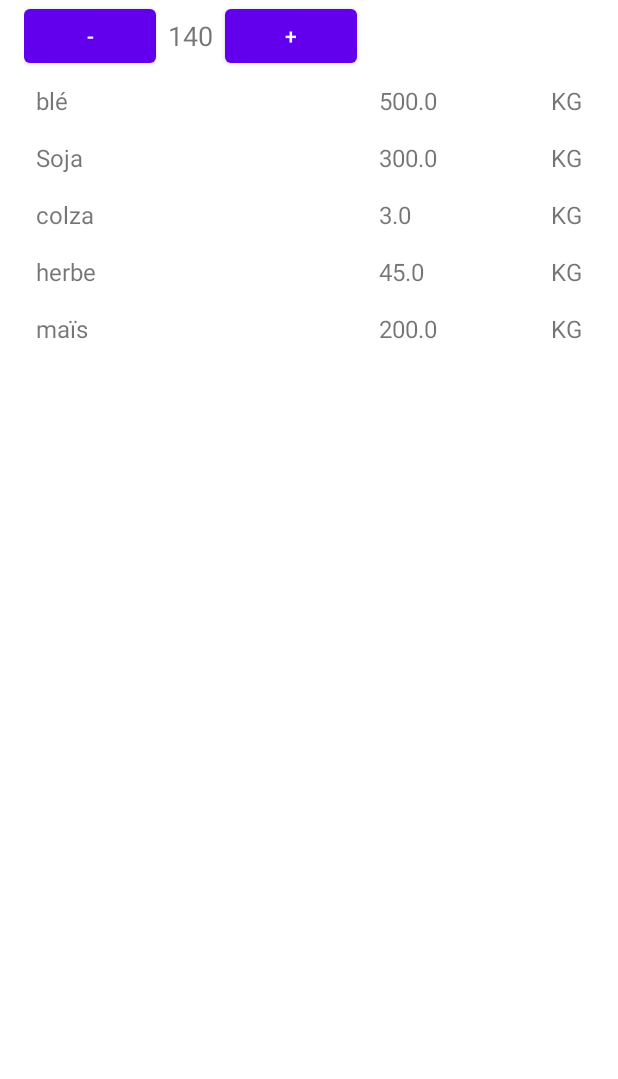
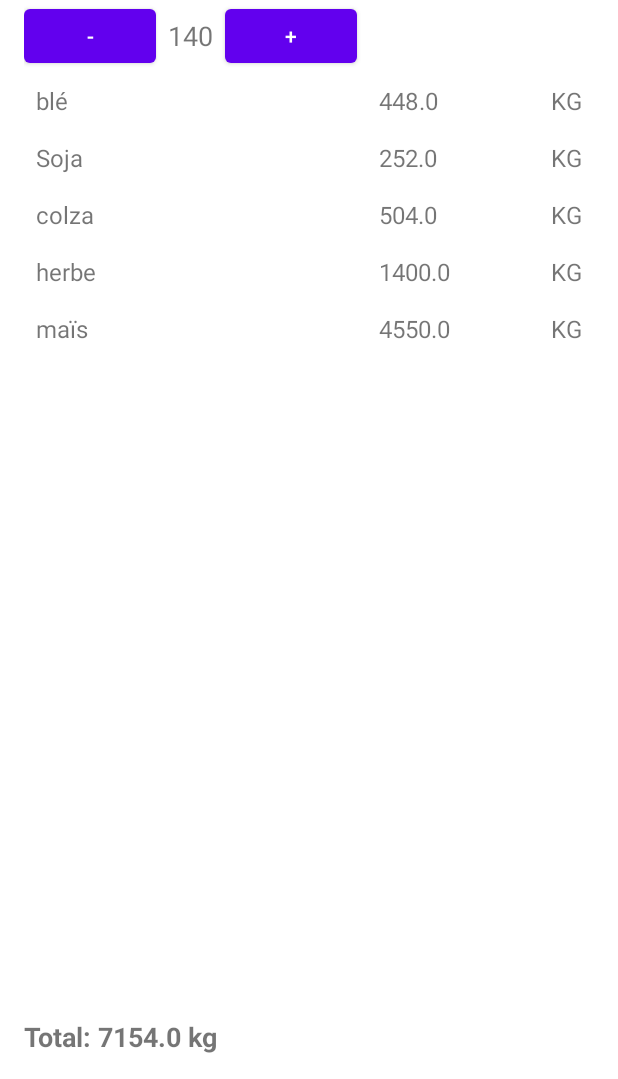
Before and after one commit to TheHosterParis/ration, an Android app: the RationHistoryActivity screen opened directly, with no data from a screen before it, after a tap on "Ration vaches en lactation", on a phone screen of 412 x 824 dp, the part 157-1236 px from its top. Run offline under Robolectric (Android 15) with nearby library versions, the phone set to English and light mode, and no system bars; our stand-ins replace Room's generated code.

Commit message:
Modification du calcul de preparation nombre de ration fois quantité moyenne de l aliment. amelioration de l affichage des quantités avec l arrondie en utilisant le pas

```diff
--- a/app/src/main/java/com/hoster/ration/data/dao/RationDao.kt
+++ b/app/src/main/java/com/hoster/ration/data/dao/RationDao.kt
@@ -41,7 +41,7 @@ interface RationDao {
     suspend fun getRationWithAliments(rationId: Long): List<RationWithAliments>
 
     @Transaction
-    @Query("SELECT rations.*, aliments.*, ration_aliment_cross_ref.quantity FROM rations JOIN ration_aliment_cross_ref ON rations.idRation = ration_aliment_cross_ref.idRation JOIN aliments ON aliments.idAliment = ration_aliment_cross_ref.idAliment WHERE rations.idRation = :rationId")
+    @Query("SELECT rations.*, aliments.*, ration_aliment_cross_ref.quantity, ration_aliment_cross_ref.quantityParRation FROM rations JOIN ration_aliment_cross_ref ON rations.idRation = ration_aliment_cross_ref.idRation JOIN aliments ON aliments.idAliment = ration_aliment_cross_ref.idAliment WHERE rations.idRation = :rationId")
     fun getRationDetailWithAliments(rationId: Long): List<RationDetail>
     // Ajoutez d'autres méthodes de requête selon les besoins
 
@@ -58,7 +58,8 @@ interface RationDao {
             al.alimentName,
             rac.quantity,
             rac.unit,
-            rac.pas
+            rac.pas,
+            rac.quantityParRation
         FROM
             rations r
         INNER JOIN
--- a/app/src/main/java/com/hoster/ration/data/database/AppDataBase.kt
+++ b/app/src/main/java/com/hoster/ration/data/database/AppDataBase.kt
@@ -95,12 +95,12 @@ abstract class AppDatabase : RoomDatabase() {
         )
 
         val PREPOPULATE_RATION_ALIMENT_CROSS_REF = listOf(
-            RationAlimentCrossRef(idRation = 1, idAliment = 1, quantity = 500.0, unit = "KG", pas = 5.0),
-            RationAlimentCrossRef(idRation = 1, idAliment = 2, quantity = 300.0, unit = "KG", pas = 5.0),
-            RationAlimentCrossRef(idRation = 1, idAliment = 3, quantity = 3.0, unit = "KG", pas = 1.0),
-            RationAlimentCrossRef(idRation = 1, idAliment = 4, quantity = 45.0, unit = "KG", pas = 1.0),
-            RationAlimentCrossRef(idRation = 1, idAliment = 5, quantity = 200.0, unit = "KG", pas = 5.0),
-            RationAlimentCrossRef(idRation = 2, idAliment = 3, quantity = 4.5, unit = "KG", pas = 1.0),
+            RationAlimentCrossRef(idRation = 1, idAliment = 1, quantity = 448.0, unit = "KG", pas = 0.1, 3.2),
+            RationAlimentCrossRef(idRation = 1, idAliment = 2, quantity = 252.0, unit = "KG", pas = 0.1, 1.8),
+            RationAlimentCrossRef(idRation = 1, idAliment = 3, quantity = 504.0, unit = "KG", pas = 0.1, 3.6),
+            RationAlimentCrossRef(idRation = 1, idAliment = 4, quantity = 1400.0, unit = "KG", pas = 0.1, 10.0),
+            RationAlimentCrossRef(idRation = 1, idAliment = 5, quantity = 4550.0, unit = "KG", pas = 1.0, 32.5),
+            RationAlimentCrossRef(idRation = 2, idAliment = 3, quantity = 576.0, unit = "KG", pas = 0.1, 3.6),
             // Assurez-vous que les ID correspondent à ceux des rations et des aliments pré-remplis
             // Ajoutez plus selon les besoins
         )
--- a/app/src/main/java/com/hoster/ration/data/model/RationAlimentCrossRef.kt
+++ b/app/src/main/java/com/hoster/ration/data/model/RationAlimentCrossRef.kt
@@ -11,5 +11,6 @@ data class RationAlimentCrossRef(
     var idAliment: Long,
     var quantity: Double,
     var unit: String,
-    var pas: Double
+    var pas: Double,
+    var quantityParRation: Double
 )
--- a/app/src/main/java/com/hoster/ration/data/model/RationComplete.kt
+++ b/app/src/main/java/com/hoster/ration/data/model/RationComplete.kt
@@ -11,5 +11,6 @@ data class RationComplete(
     val alimentName: String,
     val quantity: Double,
     val unit: String,
-    val pas: Double
+    val pas: Double,
+    val quantityParRation: Double
 )
--- a/app/src/main/java/com/hoster/ration/data/model/RationGrouped.kt
+++ b/app/src/main/java/com/hoster/ration/data/model/RationGrouped.kt
@@ -9,13 +9,14 @@ data class RationGrouped(
     val date: Long,
     val animalId: Long,
     val animalName: String,
-    val components: List<AlimentQuantity>
+    val aliments: List<AlimentQuantity>
 ) : Serializable
 
 data class AlimentQuantity(
     val idAliment: Long,
     val alimentName: String,
-    val quantity: Double,
+    var quantity: Double,
     val unit: String,
-    val pas: Double
+    val pas: Double,
+    val quantityParRation: Double
 ) : Serializable
--- a/app/src/main/java/com/hoster/ration/data/repository/RationRepository.kt
+++ b/app/src/main/java/com/hoster/ration/data/repository/RationRepository.kt
@@ -23,13 +23,14 @@ class RationRepository(private val rationDao: RationDao) {
                     date = first.date,
                     animalId = first.animalId,
                     animalName = first.animalName,
-                    components = entry.value.map { aliment ->
+                    aliments = entry.value.map { aliment ->
                         AlimentQuantity(
                             idAliment = aliment.idAliment,
                             alimentName = aliment.alimentName,
                             quantity = aliment.quantity,
                             unit = aliment.unit,
-                            pas = aliment.pas
+                            pas = aliment.pas,
+                            quantityParRation = aliment.quantityParRation
                         )
                     }
                 )
--- a/app/src/main/java/com/hoster/ration/ui/aliment/AlimentDeRationAdapter.kt
+++ b/app/src/main/java/com/hoster/ration/ui/aliment/AlimentDeRationAdapter.kt
@@ -7,6 +7,7 @@ import android.widget.TextView
 import androidx.recyclerview.widget.RecyclerView
 import com.hoster.ration.R
 import com.hoster.ration.data.model.AlimentQuantity
+import kotlin.math.round
 
 class AlimentDeRationAdapter(private var alimentList: List<AlimentQuantity>) :
     RecyclerView.Adapter<AlimentDeRationAdapter.ViewHolder>() {
@@ -25,7 +26,7 @@ class AlimentDeRationAdapter(private var alimentList: List<AlimentQuantity>) :
     override fun onBindViewHolder(holder: ViewHolder, position: Int) {
         val aliment = alimentList[position]
         holder.alimentNameTextView.text = aliment.alimentName
-        holder.quantityTextView.text = aliment.quantity.toString()
+        holder.quantityTextView.text = String.format("%.1f", aliment.quantity)
         holder.unitTextView.text = aliment.unit
     }
 
@@ -35,4 +36,18 @@ class AlimentDeRationAdapter(private var alimentList: List<AlimentQuantity>) :
         this.alimentList = newComponents
         notifyDataSetChanged()
     }
+    // Méthode pour ajuster les quantités et calculer le poids total des aliments
+    fun adjustQuantitiesAndRound(numberOfAnimals: Int) {
+        alimentList = alimentList.map { aliment ->
+            // Calcul de la quantité totale avant arrondi
+            val totalQuantity = aliment.quantityParRation * numberOfAnimals
+            // Arrondi de la quantité totale en fonction du pas
+            val roundedQuantity = round(totalQuantity / aliment.pas) * aliment.pas
+            aliment.copy(quantity = roundedQuantity)
+        }
+        notifyDataSetChanged()
+    }
+    fun getTotalWeight(): Double {
+        return alimentList.sumOf { it.quantity }
+    }
 }
--- a/app/src/main/java/com/hoster/ration/ui/ration/RationDetailActivity.kt
+++ b/app/src/main/java/com/hoster/ration/ui/ration/RationDetailActivity.kt
@@ -16,7 +16,7 @@ class RationDetailActivity : AppCompatActivity() {
     private lateinit var tvNumberOfAnimals: TextView
     private lateinit var btnDecrease: Button
     private lateinit var btnIncrease: Button
-
+    private lateinit var tvTotalWeight: TextView
     override fun onCreate(savedInstanceState: Bundle?) {
         super.onCreate(savedInstanceState)
         setContentView(R.layout.activity_ration_detail)
@@ -26,33 +26,47 @@ class RationDetailActivity : AppCompatActivity() {
         tvNumberOfAnimals = findViewById(R.id.tvNumberOfAnimals)
         btnDecrease = findViewById(R.id.btnDecrease)
         btnIncrease = findViewById(R.id.btnIncrease)
+        tvTotalWeight = findViewById(R.id.tvTotalWeight)
 
         // Récupérez l'objet RationGrouped passé via l'Intent
         val rationGrouped = intent.getSerializableExtra("RATION_GROUPED") as RationGrouped
 
-        val componentsRecyclerView: RecyclerView = findViewById(R.id.rvAliments)
-        componentsRecyclerView.layoutManager = LinearLayoutManager(this)
-        // Supposons que rationGrouped.components contient déjà la liste des composants
-        val adapter = AlimentDeRationAdapter(rationGrouped.components)
-        componentsRecyclerView.adapter = adapter
+        val alimentsRecyclerView: RecyclerView = findViewById(R.id.rvAliments)
+        alimentsRecyclerView.layoutManager = LinearLayoutManager(this)
+
+        // Instance de l'Adapter
+        val adapter = AlimentDeRationAdapter(rationGrouped.aliments)
+        alimentsRecyclerView.adapter = adapter
+
         // Récupération et affichage des données passées via l'intent
         tvRationName.text = rationGrouped.rationName
         var numberOfAnimals = rationGrouped.numberOfAnimals
         tvNumberOfAnimals.text = numberOfAnimals.toString()
 
+        // Initialisation de l'affichage avec les données initiales
+        updateUI(adapter, numberOfAnimals)
+
         // Gestion des clics pour modifier le nombre d'animaux
         btnDecrease.setOnClickListener {
-            if (numberOfAnimals > 0) {
+            if (numberOfAnimals > 1) {
                 numberOfAnimals--
-                tvNumberOfAnimals.text = numberOfAnimals.toString()
-                // Mettez à jour la liste des aliments ici en fonction du nouveau nombre d'animaux
+                updateUI(adapter, numberOfAnimals)
             }
         }
 
         btnIncrease.setOnClickListener {
             numberOfAnimals++
-            tvNumberOfAnimals.text = numberOfAnimals.toString()
-            // Mettez à jour la liste des aliments ici en fonction du nouveau nombre d'animaux
+            updateUI(adapter, numberOfAnimals)
         }
     }
+    private fun updateUI(adapter: AlimentDeRationAdapter, numberOfAnimals: Int) {
+        tvNumberOfAnimals.text = numberOfAnimals.toString()
+        adapter.adjustQuantitiesAndRound(numberOfAnimals)
+        updateTotalWeight(adapter)
+    }
+
+    private fun updateTotalWeight(adapter: AlimentDeRationAdapter) {
+        val totalWeight = adapter.getTotalWeight()
+        tvTotalWeight.text = getString(R.string.total_kg, totalWeight)
+    }
 }
--- a/app/src/main/java/com/hoster/ration/ui/ration/RationListAdapter.kt
+++ b/app/src/main/java/com/hoster/ration/ui/ration/RationListAdapter.kt
@@ -28,13 +28,13 @@ class RationListAdapter(private var rationGroups: List<RationGrouped>, private v
         holder.tvRationName.text = rationGroup.rationName
         holder.tvnumberOfAnimals.text = rationGroup.numberOfAnimals.toString()
         // Pour simplifier, affichez les composants sous forme de texte. Pour une présentation plus élaborée, envisagez un RecyclerView imbriqué.
-        val componentsText = rationGroup.components.joinToString(separator = "\n") { "${it.alimentName}: ${it.quantity}${it.unit}, Pas: ${it.pas}" }
-        Log.d("RationListAdapter",componentsText)
-        //holder.tvAlimentDetails.text = componentsText
+        val alimentsText = rationGroup.aliments.joinToString(separator = "\n") { "${it.alimentName}: ${it.quantity}${it.unit}, Pas: ${it.pas}" }
+        Log.d("RationListAdapter",alimentsText)
+        //holder.tvAlimentDetails.text = alimentsText
 
         holder.itemView.setOnClickListener {
             onRationClickListener.onRationClicked(rationGroup)
-            Log.d("RationListAdapter",componentsText)
+            Log.d("RationListAdapter",alimentsText)
         }
     }
 
--- a/app/src/main/res/layout/activity_ration_detail.xml
+++ b/app/src/main/res/layout/activity_ration_detail.xml
@@ -43,4 +43,13 @@
         android:layout_width="match_parent"
         android:layout_height="0dp"
         android:layout_weight="1"/>
+
+    <TextView
+        android:id="@+id/tvTotalWeight"
+        android:layout_width="match_parent"
+        android:layout_height="wrap_content"
+        android:textSize="18sp"
+        android:layout_marginTop="8dp"
+        android:textStyle="bold"
+        android:text="@string/total_0_kg" />
 </LinearLayout>
--- a/app/src/main/res/values/strings.xml
+++ b/app/src/main/res/values/strings.xml
@@ -12,4 +12,6 @@
     <string name="unit">Unité</string>
     <string name="minus">-</string>
     <string name="plus">+</string>
+    <string name="total_0_kg">Total: 0 KG</string>
+    <string name="total_kg">Total: %1$.1f kg</string>
 </resources>
```
Also changed, not shown: 1 other file.
